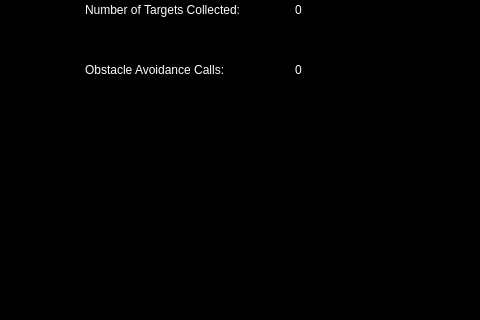
Qt form src/rover_gui_plugin.ui (BCLab-UNM/SwarmathonIV-Cabrillo-Public) before a commit; both pictures show x 345 to 825 and y 124 to 444 of the 1100 by 725 pixel window.
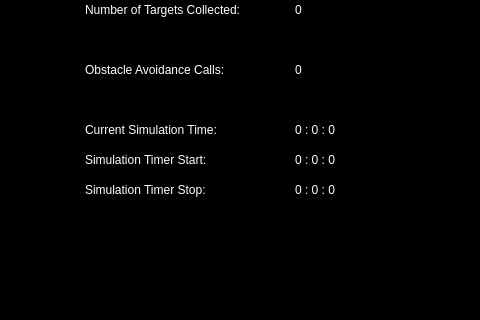
The same form after that commit. The open tabs and pages were chosen to show the change. Icons and pictures are not drawn. Custom widgets are drawn as their Qt base class.

Commit message: Updated GUI to display current simulation time and timer start/stop times

Patch:
```diff
--- a/src/rover_gui_plugin.ui
+++ b/src/rover_gui_plugin.ui
@@ -2123,6 +2123,84 @@
       <string>&lt;html&gt;&lt;head/&gt;&lt;body&gt;&lt;p&gt;&lt;span style=&quot; color:#ffffff;&quot;&gt;0&lt;/span&gt;&lt;/p&gt;&lt;/body&gt;&lt;/html&gt;</string>
      </property>
     </widget>
+    <widget class="QLabel" name="currentSimulationTimeLabel">
+     <property name="geometry">
+      <rect>
+       <x>310</x>
+       <y>210</y>
+       <width>100</width>
+       <height>17</height>
+      </rect>
+     </property>
+     <property name="text">
+      <string>&lt;html&gt;&lt;head/&gt;&lt;body&gt;&lt;p&gt;&lt;span style=&quot; color:#ffffff;&quot;&gt;0 : 0 : 0&lt;/span&gt;&lt;/p&gt;&lt;/body&gt;&lt;/html&gt;</string>
+     </property>
+    </widget>
+    <widget class="QLabel" name="simulationTimerStartLabel">
+     <property name="geometry">
+      <rect>
+       <x>310</x>
+       <y>240</y>
+       <width>100</width>
+       <height>17</height>
+      </rect>
+     </property>
+     <property name="text">
+      <string>&lt;html&gt;&lt;head/&gt;&lt;body&gt;&lt;p&gt;&lt;span style=&quot; color:#ffffff;&quot;&gt;0 : 0 : 0&lt;/span&gt;&lt;/p&gt;&lt;/body&gt;&lt;/html&gt;</string>
+     </property>
+    </widget>
+    <widget class="QLabel" name="simulationTimerStopLabel">
+     <property name="geometry">
+      <rect>
+       <x>310</x>
+       <y>270</y>
+       <width>100</width>
+       <height>17</height>
+      </rect>
+     </property>
+     <property name="text">
+      <string>&lt;html&gt;&lt;head/&gt;&lt;body&gt;&lt;p&gt;&lt;span style=&quot; color:#ffffff;&quot;&gt;0 : 0 : 0&lt;/span&gt;&lt;/p&gt;&lt;/body&gt;&lt;/html&gt;</string>
+     </property>
+    </widget>
+    <widget class="QLabel" name="currentSimulationTimeTitle">
+     <property name="geometry">
+      <rect>
+       <x>100</x>
+       <y>210</y>
+       <width>181</width>
+       <height>17</height>
+      </rect>
+     </property>
+     <property name="text">
+      <string>&lt;html&gt;&lt;head/&gt;&lt;body&gt;&lt;p&gt;&lt;span style=&quot; color:#fefefe;&quot;&gt;Current Simulation Time:&lt;/span&gt;&lt;/p&gt;&lt;/body&gt;&lt;/html&gt;</string>
+     </property>
+    </widget>
+    <widget class="QLabel" name="simulationTimerStartTitle">
+     <property name="geometry">
+      <rect>
+       <x>100</x>
+       <y>240</y>
+       <width>181</width>
+       <height>17</height>
+      </rect>
+     </property>
+     <property name="text">
+      <string>&lt;html&gt;&lt;head/&gt;&lt;body&gt;&lt;p&gt;&lt;span style=&quot; color:#fefefe;&quot;&gt;Simulation Timer Start:&lt;/span&gt;&lt;/p&gt;&lt;/body&gt;&lt;/html&gt;</string>
+     </property>
+    </widget>
+    <widget class="QLabel" name="simulationTimerStopTitle">
+     <property name="geometry">
+      <rect>
+       <x>100</x>
+       <y>270</y>
+       <width>181</width>
+       <height>17</height>
+      </rect>
+     </property>
+     <property name="text">
+      <string>&lt;html&gt;&lt;head/&gt;&lt;body&gt;&lt;p&gt;&lt;span style=&quot; color:#fefefe;&quot;&gt;Simulation Timer Stop:&lt;/span&gt;&lt;/p&gt;&lt;/body&gt;&lt;/html&gt;</string>
+     </property>
+    </widget>
    </widget>
   </widget>
   <widget class="QFrame" name="control_frame">
```
Left out of the diff: 4 changed lines with no effect on the pictures.
